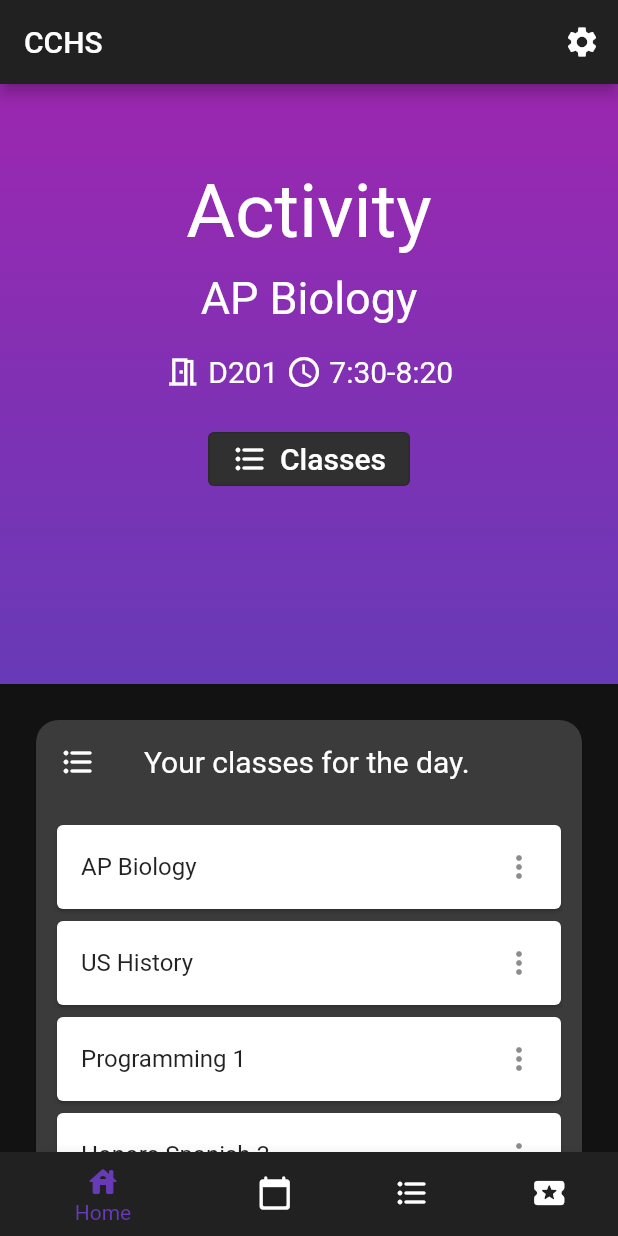
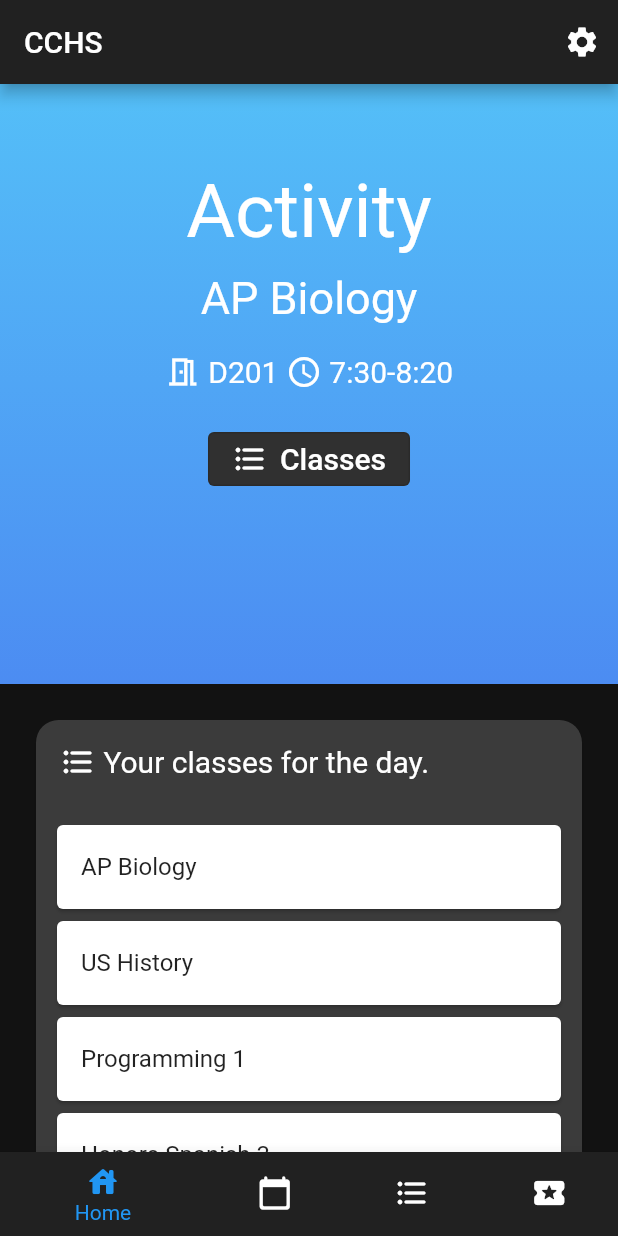
Before and after one commit to Quantam-Studios/fbla-app-2021-2022, a Flutter app: the screen it shows after launch, on a phone screen of 412 x 824 dp. Run offline on Flutter 3.47's test engine with Material 2 defaults, Android fonts, the phone set to English and light mode, and no system bars; drawn by our look-alikes of carousel_slider; statements that could not run were skipped.

Commit message:
Refactored some minor things. Changed a few colors to the newly chosen blue. Started prototyping with storing user input, and reading those values into the app.

```diff
--- /dev/null
+++ b/lib/entities/classes.dart
@@ -0,0 +1,11 @@
+class Class {
+  String name = '';
+  String room = '';
+
+  Class(this.name, this.room);
+
+  Class.fromJson(Map<String, dynamic> json) {
+    name = json['name'];
+    room = json['room'];
+  }
+}
--- a/lib/main.dart
+++ b/lib/main.dart
@@ -47,7 +47,7 @@ class TestAppState extends State<MyApp> {
                 gradient: LinearGradient(
                   begin: Alignment.topCenter,
                   end: FractionalOffset.bottomCenter,
-                  colors: [Colors.purple, Colors.deepPurple],
+                  colors: [Color(0xff54BFF8), Color(0xff4C8CF2)],
                   stops: [0, 1],
                 ),
               ),
@@ -319,7 +319,7 @@ class TestAppState extends State<MyApp> {
               width: 400,
               height: 600,
               child: Container(
-                width: 500,
+                width: 600,
                 child: Container(
                   child: Card(
                     clipBehavior: Clip.antiAlias,
@@ -330,13 +330,20 @@ class TestAppState extends State<MyApp> {
                     child: Column(
                       children: [
                         ListTile(
-                          leading: Icon(
-                            Icons.format_list_bulleted_rounded,
-                            color: Colors.white,
-                          ),
-                          title: const Text(
-                            'Your classes for the day.',
-                            style: TextStyle(color: Colors.white, fontSize: 20),
+                          title: Center(
+                            child: Row(
+                              children: [
+                                Icon(
+                                  Icons.format_list_bulleted_rounded,
+                                  color: Colors.white,
+                                ),
+                                Text(
+                                  ' Your classes for the day.',
+                                  style: TextStyle(
+                                      color: Colors.white, fontSize: 20),
+                                ),
+                              ],
+                            ),
                           ),
                         ),
                         Expanded(
@@ -348,43 +355,36 @@ class TestAppState extends State<MyApp> {
                                 Card(
                                   child: ListTile(
                                     title: Text('AP Biology'),
-                                    trailing: Icon(Icons.more_vert),
                                   ),
                                 ),
                                 Card(
                                   child: ListTile(
                                     title: Text('US History'),
-                                    trailing: Icon(Icons.more_vert),
                                   ),
                                 ),
                                 Card(
                                   child: ListTile(
                                     title: Text('Programming 1'),
-                                    trailing: Icon(Icons.more_vert),
                                   ),
                                 ),
                                 Card(
                                   child: ListTile(
                                     title: Text('Honors Spanish 3'),
-                                    trailing: Icon(Icons.more_vert),
                                   ),
                                 ),
                                 Card(
                                   child: ListTile(
                                     title: Text('Band'),
-                                    trailing: Icon(Icons.more_vert),
                                   ),
                                 ),
                                 Card(
                                   child: ListTile(
                                     title: Text('English 3'),
-                                    trailing: Icon(Icons.more_vert),
                                   ),
                                 ),
                                 Card(
                                   child: ListTile(
                                     title: Text('Honors Algebra 2'),
-                                    trailing: Icon(Icons.more_vert),
                                   ),
                                 ),
                               ],
@@ -404,7 +404,8 @@ class TestAppState extends State<MyApp> {
                                 ),
                               ),
                               onPressed: () {
-                                // Perform some action
+                                // go to the classes page
+                                _onItemTapped(2);
                               },
                               child: Row(
                                 children: [
@@ -574,8 +575,11 @@ class TestAppState extends State<MyApp> {
                                                   child: ListTile(
                                                     title: Text(
                                                         'Honors Algebra 2'),
-                                                    trailing:
-                                                        Icon(Icons.more_vert),
+                                                    trailing: IconButton(
+                                                      icon:
+                                                          Icon(Icons.more_vert),
+                                                      onPressed: () => {},
+                                                    ),
                                                   ),
                                                 ),
                                               ],
@@ -724,7 +728,7 @@ class TestAppState extends State<MyApp> {
           backgroundColor: Color(0xFF212121),
           currentIndex: _selectedIndex,
           onTap: _onItemTapped,
-          selectedItemColor: Colors.deepPurple,
+          selectedItemColor: Colors.blue,
           unselectedItemColor: Colors.white,
           type: BottomNavigationBarType.shifting,
           items: [
```
